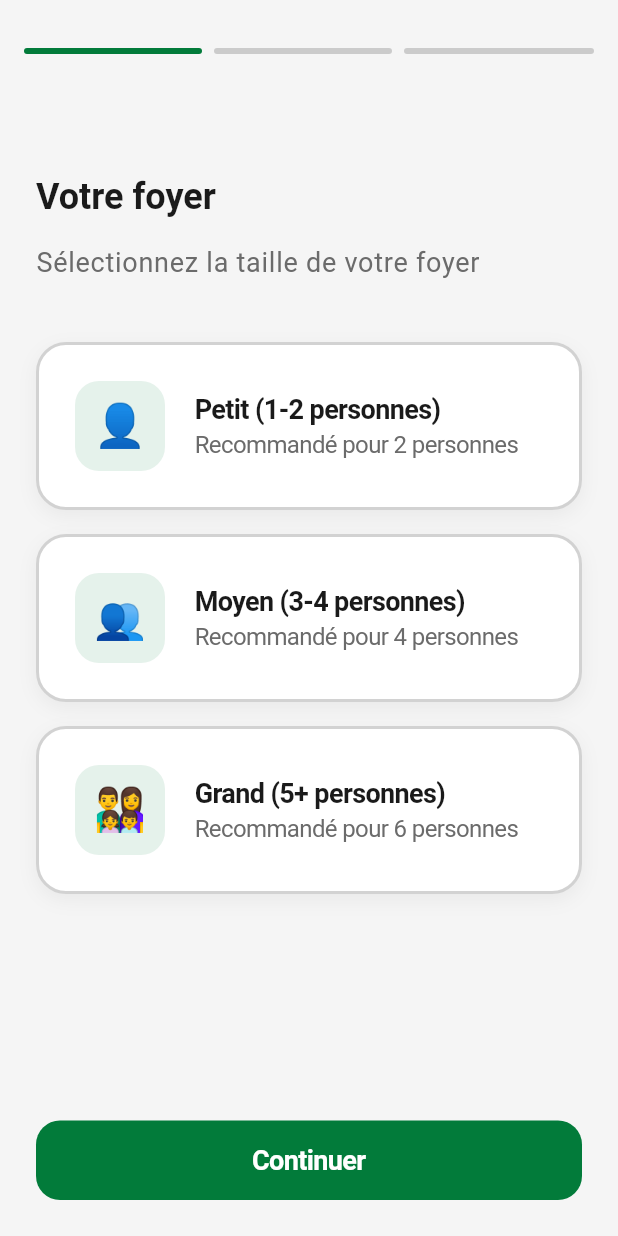
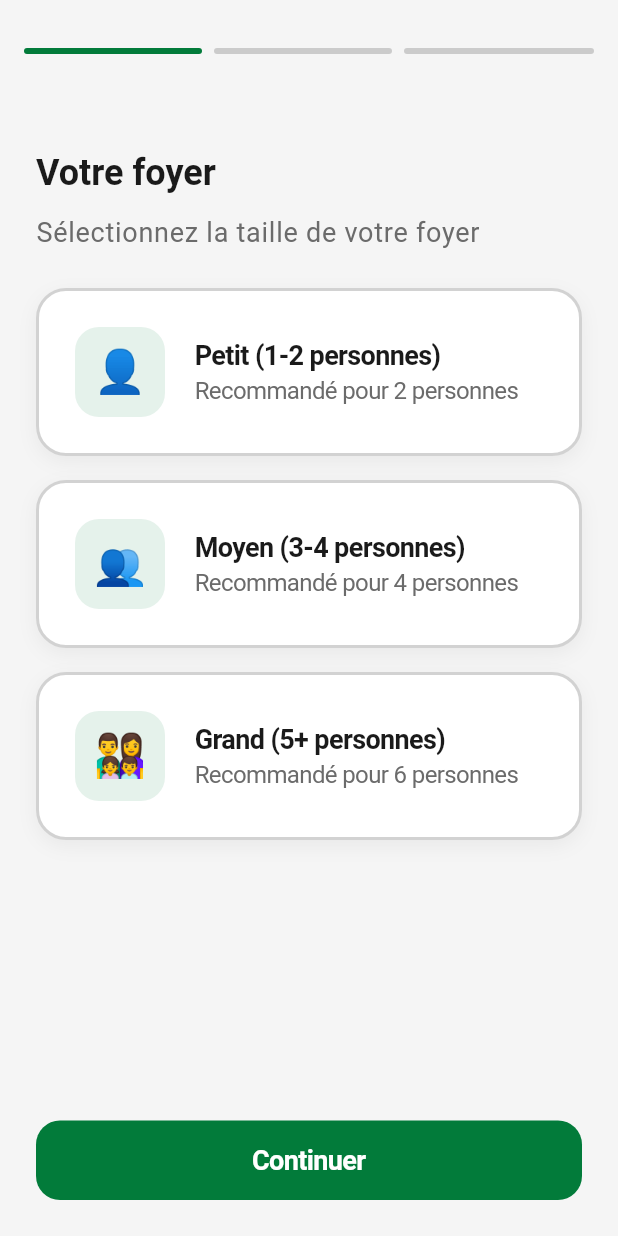
Before and after one commit to Ken-Andre/ngonnest, a Flutter app: the screen it shows after launch, swiped to page 2, on a phone screen of 412 x 824 dp. Run offline on Flutter 3.47's test engine with Material 3 defaults, Android fonts, the phone set to English and light mode, and no system bars; our stand-ins replace device_info_plus, flutter_local_notifications, package_info_plus, shared_preferences, sqflite, timezone; missing offline and left inert: workmanager; accounts and stored records are empty; statements that could not run were skipped.

Commit message:
feat(logging): implement comprehensive error logging and developer console
- Introduce ConsoleLogger for simplified console logging during development
- Enhance ErrorLoggerService to handle error logging with detailed metadata
- Add DeveloperConsoleScreen for viewing and managing error logs
- Integrate error logging in HouseholdService and DashboardScreen for better debugging
- Update onboarding and main screens for improved user experience and error handling

```diff
--- a/code/flutter/ngonnest_app/lib/screens/onboarding_screen.dart
+++ b/code/flutter/ngonnest_app/lib/screens/onboarding_screen.dart
@@ -181,17 +181,19 @@ class _OnboardingScreenState extends State<OnboardingScreen> {
   }
 
   Widget _buildLanguageStep() {
-    return Padding(
+    return SafeArea(
+      child: Padding(
         padding: const EdgeInsets.all(24),
+        child: SingleChildScrollView(
           child: Column(
             crossAxisAlignment: CrossAxisAlignment.start,
             children: [
-          const SizedBox(height: 40),
+              const SizedBox(height: 20),
 
-          // Welcome section
+              // Welcome section - Reduced padding
               Container(
                 width: double.infinity,
-            padding: const EdgeInsets.all(32),
+                padding: const EdgeInsets.all(24), // Reduced from 32
                 decoration: BoxDecoration(
                   color: Colors.white,
                   borderRadius: BorderRadius.circular(20),
@@ -207,9 +209,9 @@ class _OnboardingScreenState extends State<OnboardingScreen> {
                   children: [
                     Text(
                       '🏠',
-                  style: TextStyle(fontSize: 64),
+                      style: Theme.of(context).textTheme.headlineLarge, // Reduced font size using theme
                     ),
-                const SizedBox(height: 24),
+                    const SizedBox(height: 16), // Reduced from 24
                     Text(
                       'Bienvenue !',
                       style: Theme.of(context).textTheme.displaySmall?.copyWith(
@@ -218,7 +220,7 @@ class _OnboardingScreenState extends State<OnboardingScreen> {
                       ),
                       textAlign: TextAlign.center,
                     ),
-                const SizedBox(height: 16),
+                    const SizedBox(height: 12), // Reduced from 16
                     Text(
                       'NgonNest vous aide à gérer vos produits ménagers facilement',
                       style: Theme.of(context).textTheme.bodyLarge?.copyWith(
@@ -230,7 +232,7 @@ class _OnboardingScreenState extends State<OnboardingScreen> {
                 ),
               ),
 
-          const SizedBox(height: 40),
+              const SizedBox(height: 24), // Reduced from 40
 
               Text(
                 'Sélectionnez votre langue',
@@ -240,14 +242,14 @@ class _OnboardingScreenState extends State<OnboardingScreen> {
                 ),
               ),
 
-          const SizedBox(height: 24),
+              const SizedBox(height: 16), // Reduced from 24
 
               // Language options
               ...Language.values.map((lang) => _buildLanguageOption(lang)),
 
-          const Spacer(),
+              const SizedBox(height: 24),
 
-          // Time estimate
+              // Time estimate - Moved above spacer, wrapped in container
               Container(
                 padding: const EdgeInsets.all(16),
                 decoration: BoxDecoration(
@@ -262,7 +264,8 @@ class _OnboardingScreenState extends State<OnboardingScreen> {
                       size: 20,
                     ),
                     const SizedBox(width: 12),
-                Text(
+                    Expanded( // Added Expanded to prevent overflow
+                      child: Text(
                         'Temps estimé: < 2 minutes',
                         style: TextStyle(
                           fontSize: 16,
@@ -270,10 +273,16 @@ class _OnboardingScreenState extends State<OnboardingScreen> {
                           fontWeight: FontWeight.w500,
                         ),
                       ),
+                    ),
                   ],
                 ),
               ),
+
+              // Minimum spacing at bottom for navigation
+              const SizedBox(height: 80),
             ],
+          ),
+        ),
       ),
     );
   }
@@ -326,12 +335,12 @@ class _OnboardingScreenState extends State<OnboardingScreen> {
   }
 
   Widget _buildHouseholdSizeStep() {
-    return Padding(
+    return SingleChildScrollView(
       padding: const EdgeInsets.all(24),
       child: Column(
         crossAxisAlignment: CrossAxisAlignment.start,
         children: [
-          const SizedBox(height: 40),
+          const SizedBox(height: 24),
 
           Text(
             'Votre foyer',
@@ -341,7 +350,7 @@ class _OnboardingScreenState extends State<OnboardingScreen> {
             ),
           ),
 
-          const SizedBox(height: 16),
+          const SizedBox(height: 12),
 
           Text(
             'Sélectionnez la taille de votre foyer',
@@ -350,12 +359,13 @@ class _OnboardingScreenState extends State<OnboardingScreen> {
             ),
           ),
 
-          const SizedBox(height: 40),
+          const SizedBox(height: 24),
 
           // Household size options
           ..._householdSizes.map((size) => _buildHouseholdSizeOption(size)),
 
-          const Spacer(),
+          // Minimum spacing at bottom for navigation
+          const SizedBox(height: 80),
         ],
       ),
     );
@@ -443,12 +453,12 @@ class _OnboardingScreenState extends State<OnboardingScreen> {
   }
 
   Widget _buildHousingTypeStep() {
-    return Padding(
+    return SingleChildScrollView(
       padding: const EdgeInsets.all(24),
       child: Column(
         crossAxisAlignment: CrossAxisAlignment.start,
         children: [
-          const SizedBox(height: 40),
+          const SizedBox(height: 24),
 
           Text(
             'Type de logement',
@@ -458,7 +468,7 @@ class _OnboardingScreenState extends State<OnboardingScreen> {
             ),
           ),
 
-          const SizedBox(height: 16),
+          const SizedBox(height: 12),
 
           Text(
             'Pour des recommandations personnalisées',
@@ -467,12 +477,13 @@ class _OnboardingScreenState extends State<OnboardingScreen> {
             ),
           ),
 
-          const SizedBox(height: 40),
+          const SizedBox(height: 24),
 
           // Housing type options
           ...LogementType.values.map((type) => _buildHousingTypeOption(type)),
 
-          const Spacer(),
+          // Minimum spacing at bottom for navigation
+          const SizedBox(height: 80),
         ],
       ),
     );
--- a/code/flutter/ngonnest_app/pubspec.yaml
+++ b/code/flutter/ngonnest_app/pubspec.yaml
@@ -38,6 +38,8 @@ dependencies:
   path_provider: ^2.1.3
   device_info_plus: ^10.1.0
   package_info_plus: ^8.0.0
+  flutter_typeahead: ^4.6.1
+  collection: ^1.17.0
 
   # The following adds the Cupertino Icons font to your application.
   # Use with the CupertinoIcons class for iOS style icons.
```
Also changed, not shown: code/flutter/ngonnest_app/lib/main.dart (+47 -4 lines), code/flutter/ngonnest_app/lib/screens/dashboard_screen.dart (+62 -4 lines), code/flutter/ngonnest_app/lib/services/console_logger.dart (added, +58 -0 lines), code/flutter/ngonnest_app/lib/services/error_logger_service.dart (+18 -2 lines), code/flutter/ngonnest_app/lib/services/household_service.dart (+43 -2 lines), code/flutter/ngonnest_app/pubspec.lock. Lines whose indentation alone changed are shown as unchanged.
